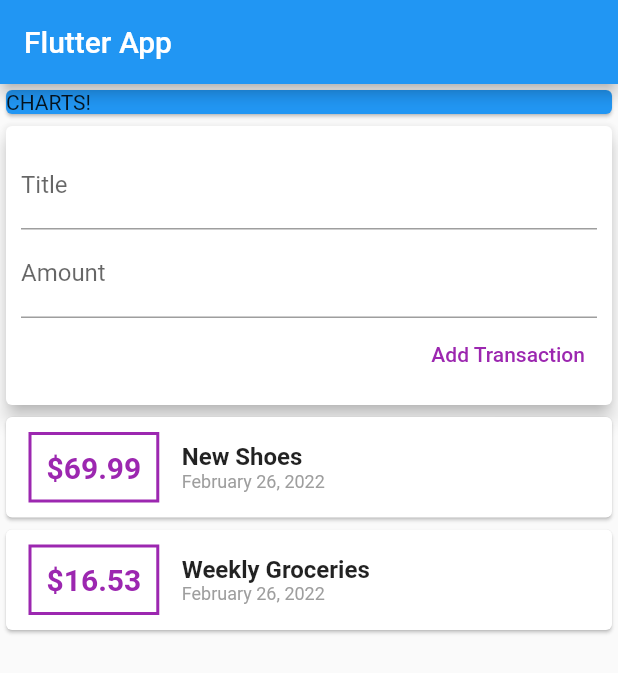
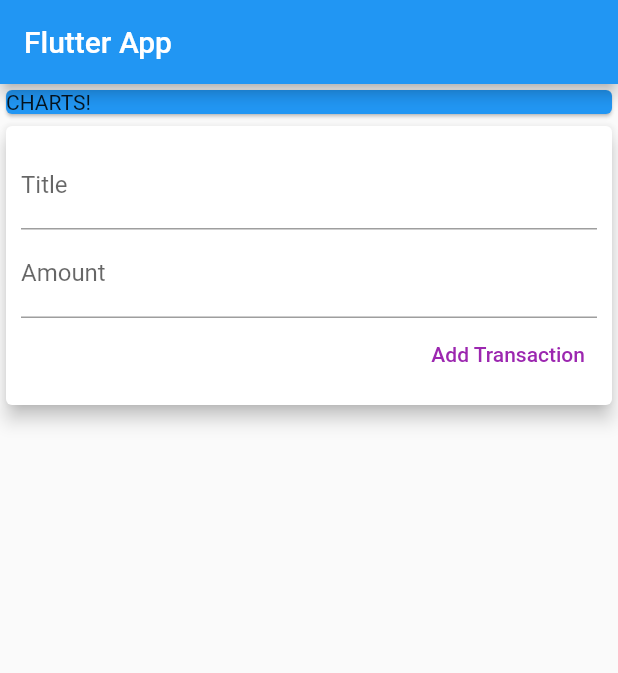
Before and after one commit to davidcopano/flutter_personal_expenses_app, a Flutter app: the screen it shows after launch, on a phone screen of 412 x 824 dp. Shown: the top 673 px of the screen. Run offline on Flutter 3.47's test engine with Material 2 defaults, Android fonts, the phone set to English and light mode, and no system bars.

Commit message:
Following the course

```diff
--- a/lib/main.dart
+++ b/lib/main.dart
@@ -1,6 +1,7 @@
 import 'package:flutter/material.dart';
-import 'package:flutter_personal_expenses_app/widgets/new_transaction.dart';
-import 'package:flutter_personal_expenses_app/widgets/transaction_list.dart';
+import 'package:flutter_personal_expenses_app/widgets/user_transactions.dart';
+import './widgets/new_transaction.dart';
+import './widgets/transaction_list.dart';
 
 void main() => runApp(MyApp());
 
@@ -33,8 +34,7 @@ class MyHomePage extends StatelessWidget {
               child: Text('CHARTS!'),
             ),
           ),
-          NewTransaction(),
-          TransactionList(),
+          UserTransactions(),
         ],
       ),
     );
--- a/lib/widgets/transaction_list.dart
+++ b/lib/widgets/transaction_list.dart
@@ -2,26 +2,8 @@ import 'package:flutter/material.dart';
 import 'package:intl/intl.dart';
 import '../models/transaction.dart';
 
-class TransactionList extends StatefulWidget {
-  @override
-  _TransactionListState createState() => _TransactionListState();
-}
-
-class _TransactionListState extends State<TransactionList> {
-  final List<Transaction> _userTransactions = [
-    Transaction(
-      id: 't1',
-      title: 'New Shoes',
-      amount: 69.99,
-      date: DateTime.now(),
-    ),
-    Transaction(
-      id: 't2',
-      title: 'Weekly Groceries',
-      amount: 16.53,
-      date: DateTime.now(),
-    ),
-  ];
+class TransactionList extends StatelessWidget {
+  List<Transaction> _userTransactions = [];
 
   @override
   Widget build(BuildContext context) {
--- a/lib/widgets/user_transactions.dart
+++ b/lib/widgets/user_transactions.dart
@@ -0,0 +1,23 @@
+import 'package:flutter/material.dart';
+import 'package:flutter_personal_expenses_app/models/transaction.dart';
+import 'package:flutter_personal_expenses_app/widgets/new_transaction.dart';
+import 'package:flutter_personal_expenses_app/widgets/transaction_list.dart';
+
+class UserTransactions extends StatefulWidget {
+  @override
+  _UserTransactionsState createState() => _UserTransactionsState();
+}
+
+class _UserTransactionsState extends State<UserTransactions> {
+  List<Transaction> _userTransactions = [];
+
+  @override
+  Widget build(BuildContext context) {
+    return Column(
+      children: [
+        NewTransaction(),
+        TransactionList(),
+      ],
+    );
+  }
+}
```
